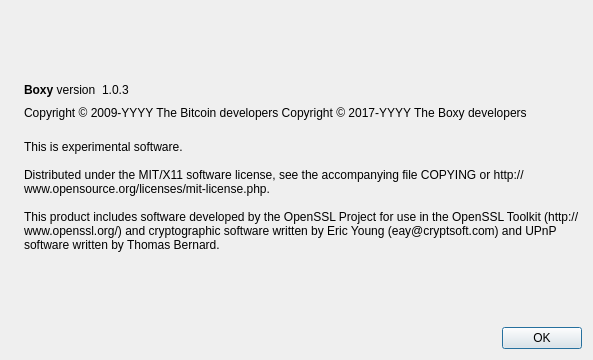
mario1987/BoxyCoin, file src/qt/forms/aboutdialog.ui: the form before one commit.
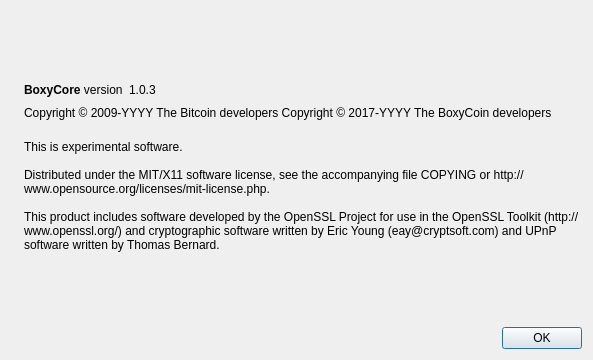
The form after the commit. Icons and pictures are not drawn.

Patch:
```diff
--- a/src/qt/forms/aboutdialog.ui
+++ b/src/qt/forms/aboutdialog.ui
@@ -50,7 +50,7 @@
           <cursorShape>IBeamCursor</cursorShape>
          </property>
          <property name="text">
-          <string>&lt;b&gt;Boxy&lt;/b&gt; version</string>
+          <string>&lt;b&gt;BoxyCore&lt;/b&gt; version</string>
          </property>
          <property name="textInteractionFlags">
           <set>Qt::LinksAccessibleByMouse|Qt::TextSelectableByKeyboard|Qt::TextSelectableByMouse</set>
@@ -92,7 +92,7 @@
        </property>
        <property name="text">
         <string notr="true">Copyright &amp;copy; 2009-YYYY The Bitcoin developers
-Copyright &amp;copy; 2017-YYYY The Boxy developers</string>
+Copyright &amp;copy; 2017-YYYY The BoxyCoin developers</string>
        </property>
        <property name="textFormat">
         <enum>Qt::RichText</enum>
```
